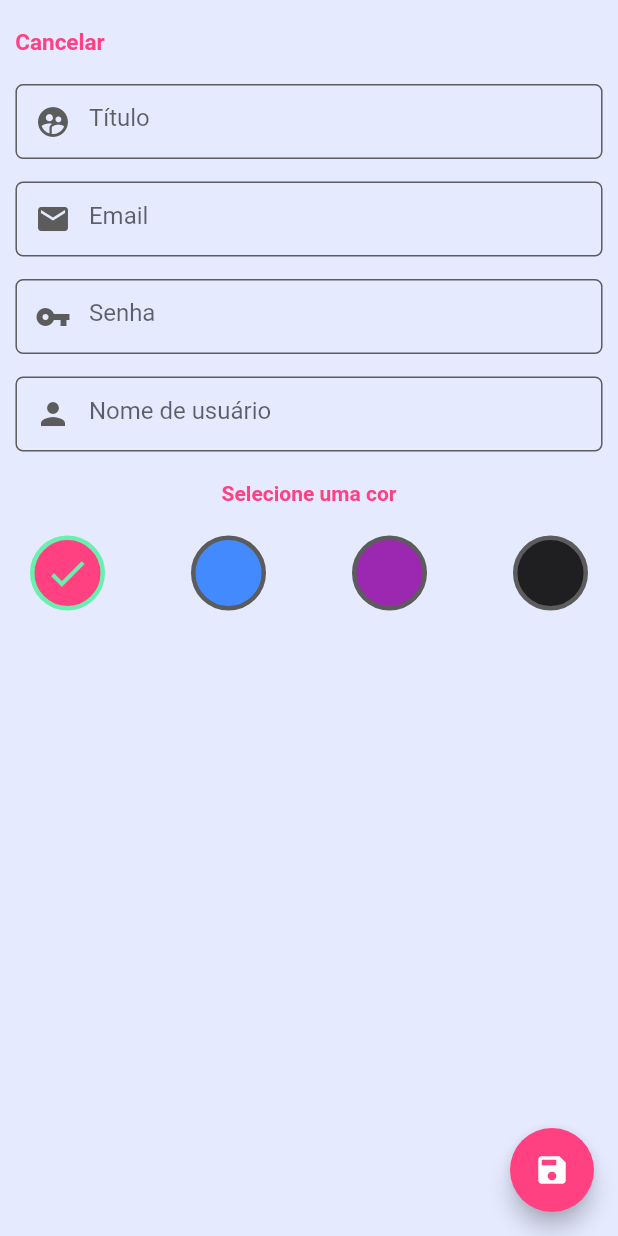
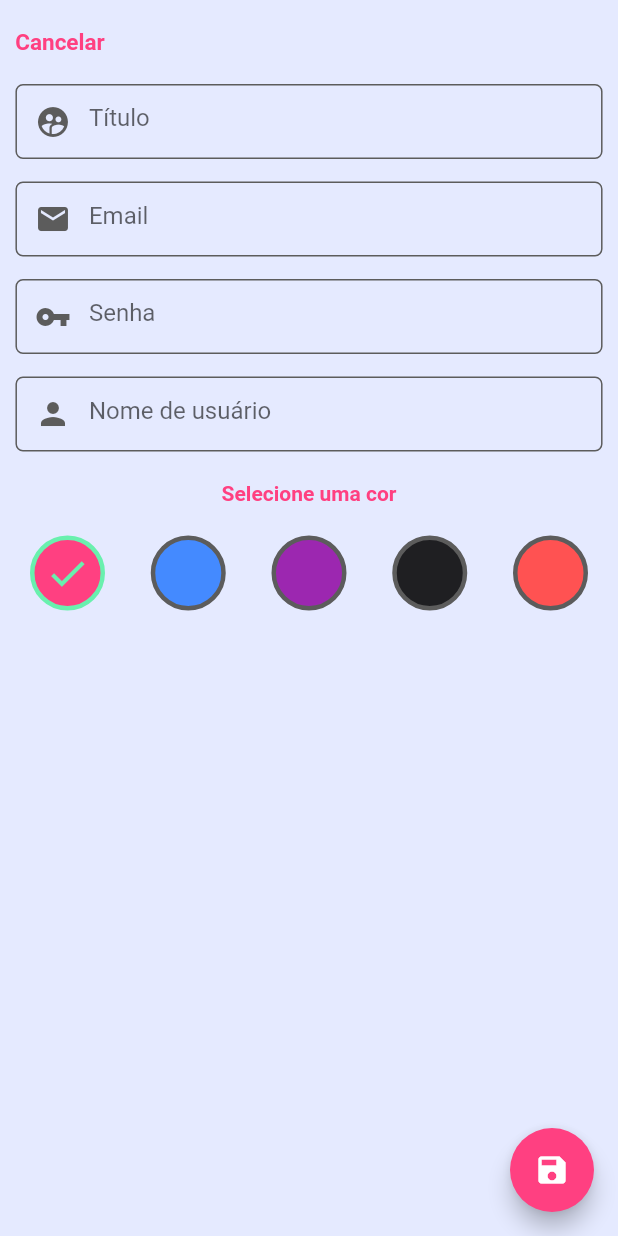
Before and after one commit to yago1404/daipepass, a Flutter app: the screen it shows after launch, after a tap on the "add" icon, on a phone screen of 412 x 824 dp. Run offline on Flutter 3.47's test engine with Material 2 defaults, Android fonts, the phone set to English and light mode, and no system bars.

Commit message:
add red color

```diff
--- a/lib/commons/daipepass_theme.dart
+++ b/lib/commons/daipepass_theme.dart
@@ -8,4 +8,5 @@ class DaipepassTheme {
   Color blue = Colors.blueAccent;
   Color black = Colors.black87;
   Color purple = Colors.purple;
+  Color red = Colors.redAccent;
 }
--- a/lib/views/add_platform_page.dart
+++ b/lib/views/add_platform_page.dart
@@ -131,6 +131,11 @@ class _AddPlatformPageState extends State<AddPlatformPage> {
                     callbackOnSelectColor: onSelectColor,
                     selectedColor: this.selectedColor,
                   ),
+                  ColorSelector(
+                    color: theme.red,
+                    callbackOnSelectColor: onSelectColor,
+                    selectedColor: this.selectedColor,
+                  ),
                 ],
               ),
             )
```
